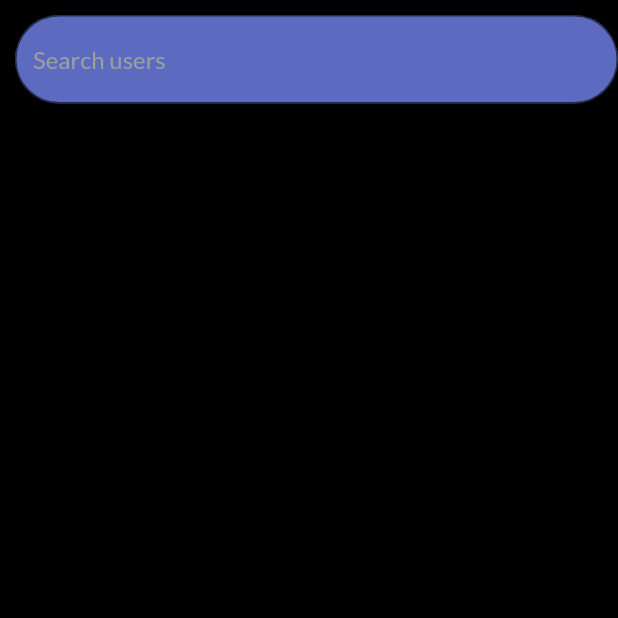
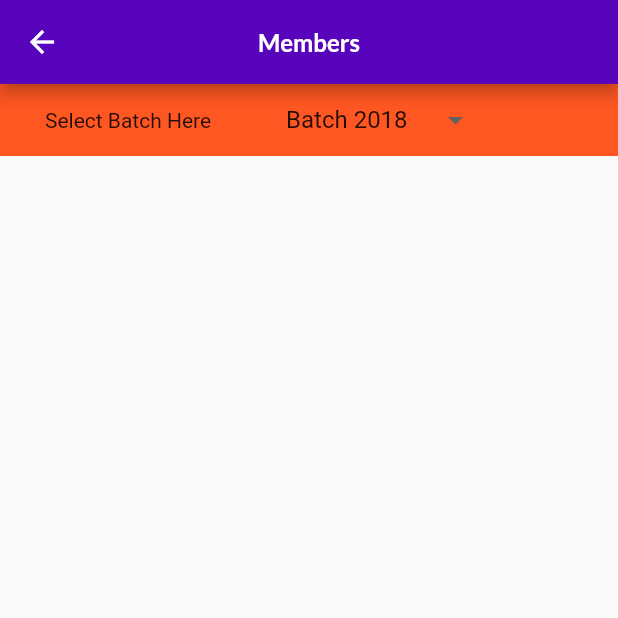
Before and after one commit to chaurasia-prashant/INSCO, a Flutter app: the MembersPage screen opened directly, on a phone screen of 412 x 824 dp, the top half of it. Run offline on Flutter 3.47's test engine with Material 2 defaults, Android fonts, the phone set to English and light mode, and no system bars; our stand-ins replace cached_network_image, cloud_firestore, firebase_auth, firebase_core, form_field_validator, google_fonts and 2 more; missing offline and left inert: flutter_cached_pdfview; accounts and stored records are empty; statements that could not run were skipped.

Commit message:
member page

```diff
--- a/INSCO_COMMUNITY/lib/modal/account.dart
+++ b/INSCO_COMMUNITY/lib/modal/account.dart
@@ -1,4 +1,7 @@
 import 'package:flutter/widgets.dart';
+import 'package:cloud_firestore/cloud_firestore.dart';
+
+
 
 class Account {
   String id;
@@ -21,6 +24,7 @@ class Account {
       this.isInscoMember,
       this.photoUrl,
       this.title});
+
 
   Account.fromJson(Map<String, dynamic> json) {
     id = json['id'];
--- a/INSCO_COMMUNITY/lib/pages/mainPageScreen/members.dart
+++ b/INSCO_COMMUNITY/lib/pages/mainPageScreen/members.dart
@@ -1,48 +1,186 @@
-import 'package:INSCO_COMMUNITY/component/color.dart';
+import 'package:INSCO_COMMUNITY/modal/account.dart';
+import 'package:INSCO_COMMUNITY/widget/header.dart';
+import 'package:cached_network_image/cached_network_image.dart';
+import 'package:cloud_firestore/cloud_firestore.dart';
 import 'package:flutter/material.dart';
-import 'package:google_fonts/google_fonts.dart';
 
 class MembersPage extends StatefulWidget {
+  final String getYear;
+  MembersPage({Key key, this.getYear}) : super(key: key);
+
   @override
   _MembersPageState createState() => _MembersPageState();
 }
 
-class _MembersPageState extends State<MembersPage> {
+class _MembersPageState extends State<MembersPage>
+    with AutomaticKeepAliveClientMixin<MembersPage> {
+  final _scaffoldKey = GlobalKey<ScaffoldState>();
+
+  @override
+  void initState() {
+    super.initState();
+    arr();
+    handleSearch();
+  }
+
+  final usersRef = FirebaseFirestore.instance.collection('accounts');
+  Future<QuerySnapshot> searchResultsFuture;
+
+  handleSearch() {
+    Future<QuerySnapshot> users =
+        usersRef.where("batch", isEqualTo: valueChose).get();
+    setState(() {
+      searchResultsFuture = users;
+    });
+  }
+
+  buildSearchResults() {
+    return FutureBuilder(
+      future: searchResultsFuture,
+      builder: (context, snapshot) {
+        if (!snapshot.hasData) {
+          return Text("Loading");
+        }
+        List<UserResult> searchResults = [];
+        snapshot.data.docs.forEach((doc) {
+          Account user = Account.fromJson(doc.data());
+          UserResult searchResult = UserResult(user);
+          searchResults.add(searchResult);
+        });
+        return ListView(
+          children: searchResults,
+        );
+      },
+    );
+  }
+
+  Center retText() {
+    return Center(
+        child: Column(
+      mainAxisAlignment: MainAxisAlignment.center,
+      children: [
+        Container(
+          child: Text(
+            'Sorry no Data yet Uploaded',
+            style: TextStyle(
+              fontSize: 20.0,
+            ),
+          ),
+        ),
+      ],
+    ));
+  }
+
+  int valueChose = 2018;
+
+  final DateTime timestamp = DateTime.now();
+
+  List batch = [];
+  void arr() {
+    for (int i = 1974; i <= timestamp.year; i++) {
+      batch.add(i);
+    }
+  }
+
+  dropdownBody() {
+    return Container(
+      color: Colors.deepOrange,
+      child: Row(
+        children: [
+          Padding(
+            padding: const EdgeInsets.only(left: 30.0),
+            child: Text('Select Batch Here'),
+          ),
+          Padding(
+            padding: const EdgeInsets.only(left: 30.0),
+            child: DropdownButton(
+              // isExpanded: true,
+              underline: SizedBox(height: 0.0,),
+              dropdownColor: Colors.white,
+              value: valueChose,
+              onChanged: (newValue) {
+                setState(() {
+                  valueChose = newValue;
+                  handleSearch();
+                });
+              },
+              items: batch.map((valueItem) {
+                return DropdownMenuItem(
+                  value: valueItem,
+                  child: Padding(
+                    padding: const EdgeInsets.symmetric(
+                        horizontal: 20.0, vertical: 5.0),
+                    child: Text('Batch ${valueItem.toString()}'),
+                  ),
+                );
+              }).toList(),
+            ),
+          ),
+        ],
+      ),
+    );
+  }
+
+  bool get wantKeepAlive => true;
+
   @override
   Widget build(BuildContext context) {
-    return SafeArea(
-      child: Scaffold(
-        backgroundColor: Colour.textfieldColor,
-          body: Column(
+    super.build(context);
+    return Scaffold(
+      // backgroundColor: Colors.grey[300],
+      key: _scaffoldKey,
+      appBar: header(context, titleText: 'Members'),
+      body: Column(
         children: [
-          Padding(
-            padding: const EdgeInsets.only(left: 10.0, top: 10.0, bottom: 5.0),
-            child: Container(
-              // decoration: BoxDecoration(
-              //     color: Colors.blue,
-              //     borderRadius: BorderRadius.all(Radius.circular(25.0))),
-              width: double.infinity,
-              child: TextFormField(
-                decoration: InputDecoration(
-        prefixStyle: GoogleFonts.lato(
-            fontSize: 18, fontWeight: FontWeight.bold, color: Colors.grey),
-        filled: true,
-        fillColor: Colors.indigo[400],
-        border: OutlineInputBorder(
-          borderRadius: BorderRadius.all(
-            Radius.circular(30),
-          ),
-        ),
-        hintText: "Search users ",
-        hintStyle: GoogleFonts.lato(
-            fontSize: 16, fontWeight: FontWeight.normal, color: Colors.grey),
+          dropdownBody(),
+          Expanded(
+            child:
+                searchResultsFuture == null ? retText() : buildSearchResults(),
+          )
+        ],
       ),
+    );
+  }
+}
+
+class UserResult extends StatelessWidget {
+  final Account user;
+
+  UserResult(this.user);
+
+  @override
+  Widget build(BuildContext context) {
+    return Container(
+      child: Column(
+        children: <Widget>[
+          GestureDetector(
+            onTap: () {},
+            child: ListTile(
+              leading: Container(
+                decoration: BoxDecoration(boxShadow: [
+                  BoxShadow(
+                      color: Colors.grey[300],
+                      blurRadius: 8.0,
+                      spreadRadius: 4.0),
+                ]),
+                child: CircleAvatar(
+                  backgroundColor: Colors.grey,
+                  backgroundImage: user.photoUrl == "" ? AssetImage("./assets/images/avtar.png") :CachedNetworkImageProvider(user.photoUrl),
+                ),
+              ),
+              title: Text(
+                user.username,
+                style:
+                    TextStyle(color: Colors.black, fontWeight: FontWeight.bold),
               ),
             ),
           ),
-          Text("members page"),
+          Padding(
+            padding: const EdgeInsets.only(left: 60.0, right: 10.0),
+            child: Divider(height: 2.0, color: Colors.grey[500]),
+          ),
         ],
-      )),
+      ),
     );
   }
 }
--- a/INSCO_COMMUNITY/lib/pages/welcome_page.dart
+++ b/INSCO_COMMUNITY/lib/pages/welcome_page.dart
@@ -17,7 +17,8 @@ class WelcomePage extends StatefulWidget {
 class _WelcomePageState extends State<WelcomePage> {
   @override
   Widget build(BuildContext context) {
-    return Column(
+    return Scaffold(
+          body: Column(
         children: [
           FlatButton(
             color: Colors.blue,
@@ -36,6 +37,7 @@ class _WelcomePageState extends State<WelcomePage> {
             },
           )
         ],
+      ),
     );
   }
 }
```
Also changed, not shown: INSCO_COMMUNITY/lib/pages/home_screen_pages/main_screen.dart (+25 -0 lines), INSCO_COMMUNITY/lib/pages/homepage.dart (+52 -24 lines), INSCO_COMMUNITY/assets/images/creator.png, INSCO_COMMUNITY/assets/images/gallery.png, INSCO_COMMUNITY/assets/images/history.png, INSCO_COMMUNITY/assets/images/members.png, INSCO_COMMUNITY/assets/images/notes.png, INSCO_COMMUNITY/assets/images/splash.svg (added), INSCO_COMMUNITY/assets/images/syllabus.png. Lines whose indentation alone changed are shown as unchanged.
